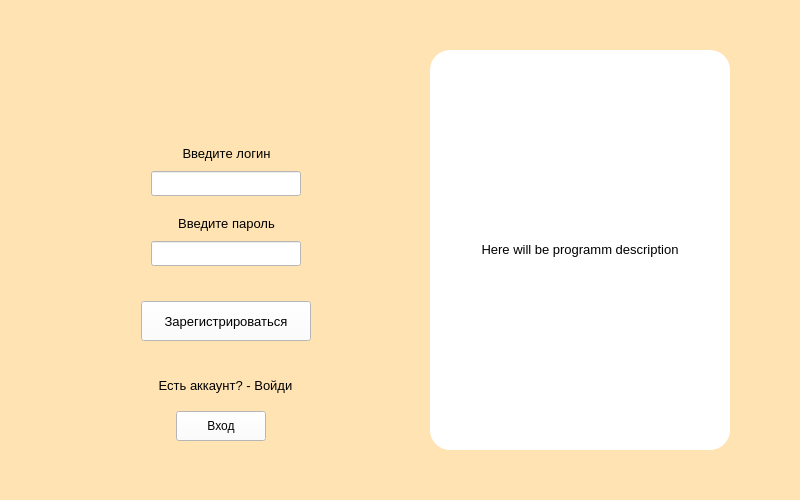
The window that design files/signin.ui (aaalace/D-Compare) describes before a commit, drawn with Qt 5.
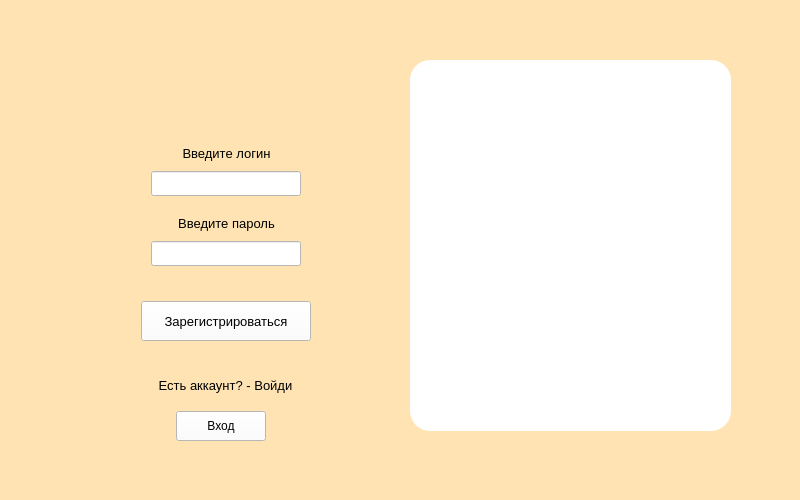
The same window after the commit.

Commit message: 23.10.21 login + signin ui done

Patch:
```diff
--- a/design files/signin.ui
+++ b/design files/signin.ui
@@ -164,35 +164,18 @@
      <string>Вход</string>
     </property>
    </widget>
-   <widget class="QLabel" name="label">
+   <widget class="QPlainTextEdit" name="plainTextEdit">
     <property name="geometry">
      <rect>
-      <x>430</x>
-      <y>50</y>
-      <width>300</width>
-      <height>400</height>
+      <x>410</x>
+      <y>60</y>
+      <width>321</width>
+      <height>371</height>
      </rect>
     </property>
-    <property name="font">
-     <font>
-      <pointsize>10</pointsize>
-     </font>
-    </property>
     <property name="styleSheet">
      <string notr="true">border-radius: 20px; background-color: white</string>
     </property>
-    <property name="text">
-     <string>Here will be programm description</string>
-    </property>
-    <property name="textFormat">
-     <enum>Qt::RichText</enum>
-    </property>
-    <property name="alignment">
-     <set>Qt::AlignCenter</set>
-    </property>
-    <property name="wordWrap">
-     <bool>true</bool>
-    </property>
    </widget>
   </widget>
  </widget>
```
The commit also changes 1 other file.
